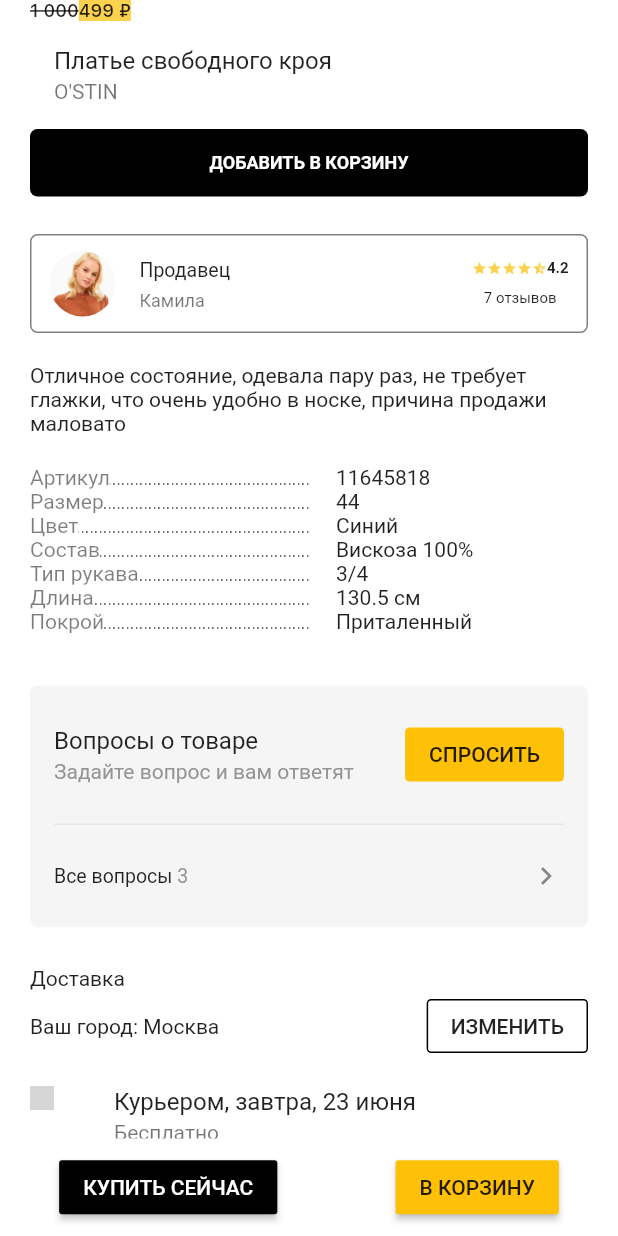
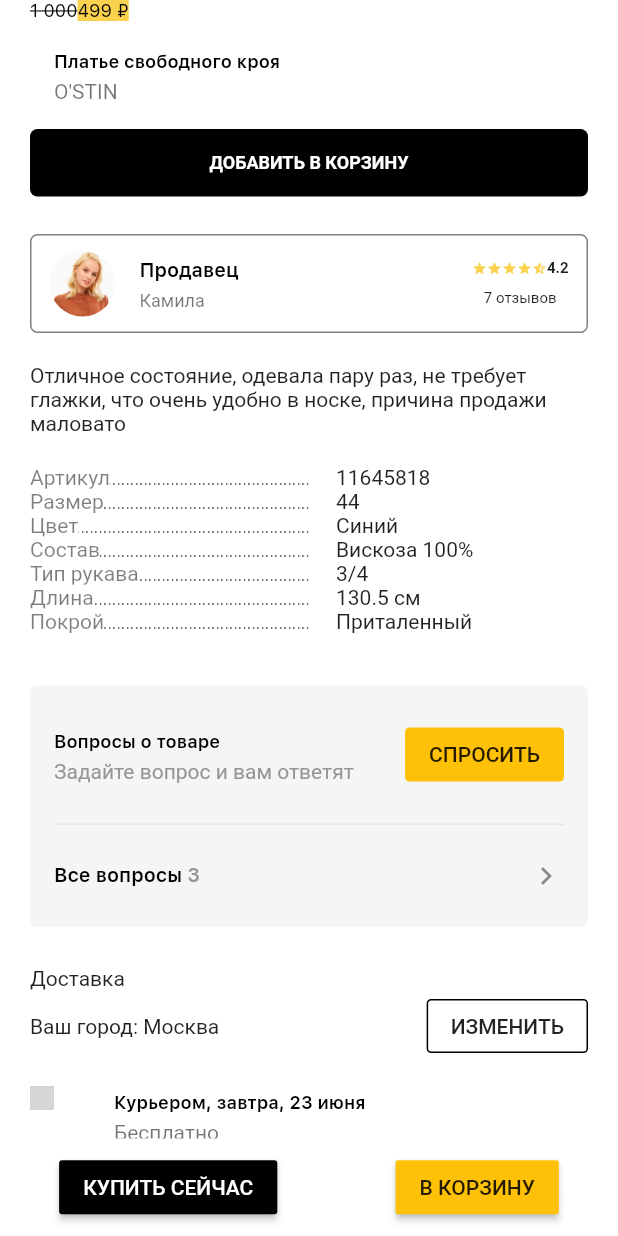
Before and after one commit to GaLenN3228/refasion, a Flutter app: the screen it shows after launch, on a phone screen of 412 x 824 dp. Run offline on Flutter 3.47's test engine with Material 2 defaults, Android fonts, the phone set to English and light mode, and no system bars; our stand-ins replace dio, flutter_svg; grey boxes are pictures that could not be loaded.

Commit message:
Added main fonts styles

```diff
--- a/lib/main.dart
+++ b/lib/main.dart
@@ -4,6 +4,7 @@ import 'package:provider/provider.dart';
 import 'package:refashioned_app/repositories/catalog.dart';
 import 'package:refashioned_app/screens/catalog/pages/catalog_page.dart';
 import 'package:refashioned_app/screens/product/pages/product.dart';
+import 'package:refashioned_app/utils/colors.dart';
 
 void main() => runApp(ChangeNotifierProvider<CatalogRepository>(
       create: (_) => CatalogRepository(),
@@ -28,15 +29,35 @@ ThemeData _materialTheme() {
   return ThemeData(
       scaffoldBackgroundColor: Colors.white,
       textTheme: TextTheme(
-        headline1:
-            TextStyle(fontSize: 16, fontFamily: "SF UI", color: Colors.grey),
-        bodyText1:TextStyle(
-            fontSize: 12,
-            fontFamily: "SF UI", ),
+        headline1: TextStyle(
+            fontSize: 16,
+            fontFamily: "SF UI",
+            color: primaryColor,
+            height: 1.2,
+            fontWeight: FontWeight.w600),
         headline2: TextStyle(
+            fontSize: 16,
+            fontFamily: "SF UI",
+            color: primaryColor,
+            fontWeight: FontWeight.w600,
+            height: 1.2),
+        bodyText1: TextStyle(
             fontSize: 12,
             fontFamily: "SF UI",
-            fontWeight: FontWeight.w500,
-            color: Colors.black),
+            color: primaryColor,
+            fontWeight: FontWeight.normal,
+            height: 1.2),
+        subtitle1: TextStyle(
+            fontSize: 12,
+            fontFamily: "SF UI",
+            fontWeight: FontWeight.w600,
+            color: primaryColor,
+            height: 1.2),
+        subtitle2: TextStyle(
+            fontSize: 12,
+            fontFamily: "SF UI",
+            fontWeight: FontWeight.normal,
+            color: darkGrayColor,
+            height: 1.6),
       ));
 }
```
